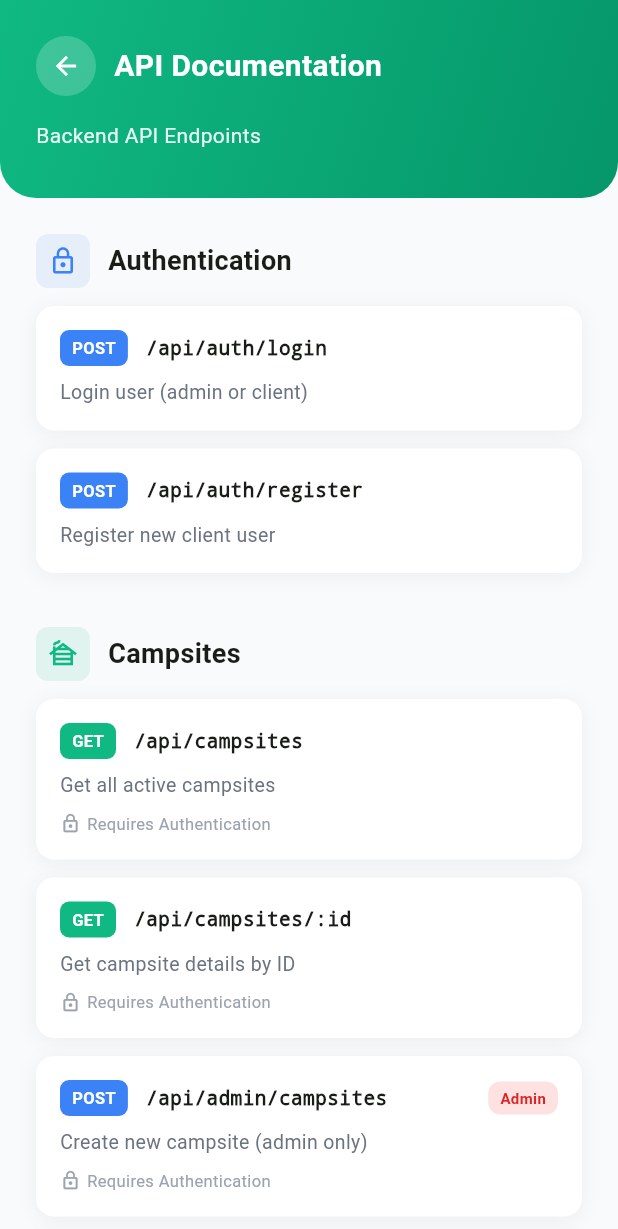
After one commit to RaihanDaiva/UAS-PEMOB, a Flutter app: the ApiDocumentation screen opened directly, on a phone screen of 412 x 824 dp. The commit adds this screen. Shown: the top 1229 px of the screen. Run offline on Flutter 3.47's test engine with Material 3 defaults, Android fonts, the light colour scheme and no system bars; our stand-ins replace shared_preferences; accounts and stored records are empty.

Commit message:
api documentation

```diff
--- /dev/null
+++ b/camping_app/lib/page/client/api_documentation.dart
@@ -0,0 +1,599 @@
+import 'package:flutter/material.dart';
+import 'package:flutter/services.dart';
+
+class ApiDocumentation extends StatelessWidget {
+  final VoidCallback onBack;
+
+  const ApiDocumentation({Key? key, required this.onBack}) : super(key: key);
+
+  @override
+  Widget build(BuildContext context) {
+    return Scaffold(
+      backgroundColor: const Color(0xFFF9FAFB),
+      body: Column(
+        children: [
+          // Header
+          Container(
+            decoration: const BoxDecoration(
+              gradient: LinearGradient(
+                begin: Alignment.topLeft,
+                end: Alignment.bottomRight,
+                colors: [Color(0xFF10B981), Color(0xFF059669)],
+              ),
+              borderRadius: BorderRadius.only(
+                bottomLeft: Radius.circular(24),
+                bottomRight: Radius.circular(24),
+              ),
+            ),
+            child: SafeArea(
+              child: Padding(
+                padding: const EdgeInsets.fromLTRB(24, 24, 24, 32),
+                child: Column(
+                  crossAxisAlignment: CrossAxisAlignment.start,
+                  children: [
+                    Row(
+                      children: [
+                        Container(
+                          width: 40,
+                          height: 40,
+                          decoration: BoxDecoration(
+                            color: Colors.white.withOpacity(0.2),
+                            borderRadius: BorderRadius.circular(20),
+                          ),
+                          child: IconButton(
+                            icon: const Icon(
+                              Icons.arrow_back,
+                              color: Colors.white,
+                              size: 20,
+                            ),
+                            onPressed: onBack,
+                            padding: EdgeInsets.zero,
+                          ),
+                        ),
+                        const SizedBox(width: 12),
+                        const Text(
+                          'API Documentation',
+                          style: TextStyle(
+                            fontSize: 20,
+                            color: Colors.white,
+                            fontWeight: FontWeight.bold,
+                          ),
+                        ),
+                      ],
+                    ),
+                    const SizedBox(height: 16),
+                    Text(
+                      'Backend API Endpoints',
+                      style: TextStyle(
+                        fontSize: 14,
+                        color: Colors.white.withOpacity(0.9),
+                      ),
+                    ),
+                  ],
+                ),
+              ),
+            ),
+          ),
+
+          // API List
+          Expanded(
+            child: SingleChildScrollView(
+              padding: const EdgeInsets.all(24),
+              child: Column(
+                crossAxisAlignment: CrossAxisAlignment.start,
+                children: [
+                  // Authentication APIs
+                  _buildApiSection(
+                    context,
+                    title: 'Authentication',
+                    icon: Icons.lock_outline,
+                    color: const Color(0xFF3B82F6),
+                    endpoints: [
+                      ApiEndpoint(
+                        method: 'POST',
+                        path: '/api/auth/login',
+                        description: 'Login user (admin or client)',
+                        body:
+                            '{"email": "user@example.com", "password": "password"}',
+                      ),
+                      ApiEndpoint(
+                        method: 'POST',
+                        path: '/api/auth/register',
+                        description: 'Register new client user',
+                        body:
+                            '{"email": "...", "password": "...", "full_name": "...", "phone_number": "..."}',
+                      ),
+                    ],
+                  ),
+                  const SizedBox(height: 24),
+
+                  // Campsite APIs
+                  _buildApiSection(
+                    context,
+                    title: 'Campsites',
+                    icon: Icons.cabin_outlined,
+                    color: const Color(0xFF10B981),
+                    endpoints: [
+                      ApiEndpoint(
+                        method: 'GET',
+                        path: '/api/campsites',
+                        description: 'Get all active campsites',
+                        requiresAuth: true,
+                      ),
+                      ApiEndpoint(
+                        method: 'GET',
+                        path: '/api/campsites/:id',
+                        description: 'Get campsite details by ID',
+                        requiresAuth: true,
+                      ),
+                      ApiEndpoint(
+                        method: 'POST',
+                        path: '/api/admin/campsites',
+                        description: 'Create new campsite (admin only)',
+                        requiresAuth: true,
+                        adminOnly: true,
+                      ),
+                      ApiEndpoint(
+                        method: 'PUT',
+                        path: '/api/admin/campsites/:id',
+                        description: 'Update campsite (admin only)',
+                        requiresAuth: true,
+                        adminOnly: true,
+                      ),
+                      ApiEndpoint(
+                        method: 'DELETE',
+                        path: '/api/admin/campsites/:id',
+                        description: 'Delete campsite (admin only)',
+                        requiresAuth: true,
+                        adminOnly: true,
+                      ),
+                    ],
+                  ),
+                  const SizedBox(height: 24),
+
+                  // Booking APIs
+                  _buildApiSection(
+                    context,
+                    title: 'Bookings',
+                    icon: Icons.calendar_today_outlined,
+                    color: const Color(0xFFF59E0B),
+                    endpoints: [
+                      ApiEndpoint(
+                        method: 'POST',
+                        path: '/api/bookings',
+                        description: 'Create new booking',
+                        requiresAuth: true,
+                        body:
+                            '{"campsite_id": 1, "check_in_date": "2024-12-20", "check_out_date": "2024-12-22", ...}',
+                      ),
+                      ApiEndpoint(
+                        method: 'GET',
+                        path: '/api/my-bookings',
+                        description: 'Get current user bookings',
+                        requiresAuth: true,
+                      ),
+                      ApiEndpoint(
+                        method: 'GET',
+                        path: '/api/bookings/:id',
+                        description: 'Get booking details',
+                        requiresAuth: true,
+                      ),
+                      ApiEndpoint(
+                        method: 'GET',
+                        path: '/api/admin/bookings',
+                        description: 'Get all bookings (admin only)',
+                        requiresAuth: true,
+                        adminOnly: true,
+                      ),
+                    ],
+                  ),
+                  const SizedBox(height: 24),
+
+                  // Weather APIs
+                  _buildApiSection(
+                    context,
+                    title: 'Weather',
+                    icon: Icons.wb_sunny_outlined,
+                    color: const Color(0xFF6366F1),
+                    endpoints: [
+                      ApiEndpoint(
+                        method: 'GET',
+                        path: '/api/weather/forecast',
+                        description: 'Get weather forecast for campsite',
+                        requiresAuth: true,
+                        queryParams: 'campsite_id=1&days=8',
+                      ),
+                    ],
+                  ),
+                  const SizedBox(height: 24),
+
+                  // User Management APIs
+                  _buildApiSection(
+                    context,
+                    title: 'User Management',
+                    icon: Icons.people_outline,
+                    color: const Color(0xFFEC4899),
+                    endpoints: [
+                      ApiEndpoint(
+                        method: 'GET',
+                        path: '/api/admin/users/pending',
+                        description: 'Get pending user registrations',
+                        requiresAuth: true,
+                        adminOnly: true,
+                      ),
+                      ApiEndpoint(
+                        method: 'PUT',
+                        path: '/api/admin/users/:id/approve-reject',
+                        description: 'Approve or reject user registration',
+                        requiresAuth: true,
+                        adminOnly: true,
+                        body: '{"action": "approve"}',
+                      ),
+                      ApiEndpoint(
+                        method: 'GET',
+                        path: '/api/admin/users',
+                        description: 'Get all users (admin only)',
+                        requiresAuth: true,
+                        adminOnly: true,
+                      ),
+                    ],
+                  ),
+
+                  const SizedBox(height: 24),
+
+                  // Base URL Info
+                  Container(
+                    padding: const EdgeInsets.all(16),
+                    decoration: BoxDecoration(
+                      color: const Color(0xFFDBEAFE),
+                      border: Border.all(color: const Color(0xFF93C5FD)),
+                      borderRadius: BorderRadius.circular(12),
+                    ),
+                    child: Column(
+                      crossAxisAlignment: CrossAxisAlignment.start,
+                      children: [
+                        Row(
+                          children: const [
+                            Icon(
+                              Icons.info_outline,
+                              color: Color(0xFF3B82F6),
+                              size: 20,
+                            ),
+                            SizedBox(width: 8),
+                            Text(
+                              'Base URL',
+                              style: TextStyle(
+                                fontSize: 14,
+                                fontWeight: FontWeight.bold,
+                                color: Color(0xFF1E40AF),
+                              ),
+                            ),
+                          ],
+                        ),
+                        const SizedBox(height: 8),
+                        const Text(
+                          'http://localhost:5000',
+                          style: TextStyle(
+                            fontSize: 12,
+                            color: Color(0xFF1E40AF),
+                            fontFamily: 'monospace',
+                          ),
+                        ),
+                        const SizedBox(height: 4),
+                        Text(
+                          'For Android Emulator: http://10.0.2.2:5000',
+                          style: TextStyle(
+                            fontSize: 11,
+                            color: const Color(0xFF1E40AF).withOpacity(0.8),
+                          ),
+                        ),
+                      ],
+                    ),
+                  ),
+                ],
+              ),
+            ),
+          ),
+        ],
+      ),
+    );
+  }
+
+  Widget _buildApiSection(
+    BuildContext context, {
+    required String title,
+    required IconData icon,
+    required Color color,
+    required List<ApiEndpoint> endpoints,
+  }) {
+    return Column(
+      crossAxisAlignment: CrossAxisAlignment.start,
+      children: [
+        Row(
+          children: [
+            Container(
+              padding: const EdgeInsets.all(8),
+              decoration: BoxDecoration(
+                color: color.withOpacity(0.1),
+                borderRadius: BorderRadius.circular(8),
+              ),
+              child: Icon(icon, color: color, size: 20),
+            ),
+            const SizedBox(width: 12),
+            Text(
+              title,
+              style: const TextStyle(fontSize: 18, fontWeight: FontWeight.bold),
+            ),
+          ],
+        ),
+        const SizedBox(height: 12),
+        ...endpoints.map((endpoint) => _buildEndpointCard(context, endpoint)),
+      ],
+    );
+  }
+
+  Widget _buildEndpointCard(BuildContext context, ApiEndpoint endpoint) {
+    return Container(
+      margin: const EdgeInsets.only(bottom: 12),
+      decoration: BoxDecoration(
+        color: Colors.white,
+        borderRadius: BorderRadius.circular(12),
+        boxShadow: [
+          BoxShadow(
+            color: Colors.black.withOpacity(0.05),
+            blurRadius: 10,
+            offset: const Offset(0, 2),
+          ),
+        ],
+      ),
+      child: Material(
+        color: Colors.transparent,
+        child: InkWell(
+          onTap: () => _showEndpointDetails(context, endpoint),
+          borderRadius: BorderRadius.circular(12),
+          child: Padding(
+            padding: const EdgeInsets.all(16),
+            child: Column(
+              crossAxisAlignment: CrossAxisAlignment.start,
+              children: [
+                Row(
+                  children: [
+                    _buildMethodBadge(endpoint.method),
+                    const SizedBox(width: 12),
+                    Expanded(
+                      child: Text(
+                        endpoint.path,
+                        style: const TextStyle(
+                          fontSize: 13,
+                          fontFamily: 'monospace',
+                          fontWeight: FontWeight.w600,
+                        ),
+                      ),
+                    ),
+                    if (endpoint.adminOnly)
+                      Container(
+                        padding: const EdgeInsets.symmetric(
+                          horizontal: 8,
+                          vertical: 4,
+                        ),
+                        decoration: BoxDecoration(
+                          color: const Color(0xFFFEE2E2),
+                          borderRadius: BorderRadius.circular(8),
+                        ),
+                        child: const Text(
+                          'Admin',
+                          style: TextStyle(
+                            fontSize: 10,
+                            color: Color(0xFFDC2626),
+                            fontWeight: FontWeight.w600,
+                          ),
+                        ),
+                      ),
+                  ],
+                ),
+                const SizedBox(height: 8),
+                Text(
+                  endpoint.description,
+                  style: const TextStyle(
+                    fontSize: 13,
+                    color: Color(0xFF6B7280),
+                  ),
+                ),
+                if (endpoint.requiresAuth) ...[
+                  const SizedBox(height: 8),
+                  Row(
+                    children: const [
+                      Icon(
+                        Icons.lock_outline,
+                        size: 14,
+                        color: Color(0xFF9CA3AF),
+                      ),
+                      SizedBox(width: 4),
+                      Text(
+                        'Requires Authentication',
+                        style: TextStyle(
+                          fontSize: 11,
+                          color: Color(0xFF9CA3AF),
+                        ),
+                      ),
+                    ],
+                  ),
+                ],
+              ],
+            ),
+          ),
+        ),
+      ),
+    );
+  }
+
+  Widget _buildMethodBadge(String method) {
+    Color color;
+    switch (method) {
+      case 'GET':
+        color = const Color(0xFF10B981);
+        break;
+      case 'POST':
+        color = const Color(0xFF3B82F6);
+        break;
+      case 'PUT':
+        color = const Color(0xFFF59E0B);
+        break;
+      case 'DELETE':
+        color = const Color(0xFFDC2626);
+        break;
+      default:
+        color = const Color(0xFF6B7280);
+    }
+
+    return Container(
+      padding: const EdgeInsets.symmetric(horizontal: 8, vertical: 4),
+      decoration: BoxDecoration(
+        color: color,
+        borderRadius: BorderRadius.circular(6),
+      ),
+      child: Text(
+        method,
+        style: const TextStyle(
+          fontSize: 11,
+          fontWeight: FontWeight.bold,
+          color: Colors.white,
+        ),
+      ),
+    );
+  }
+
+  void _showEndpointDetails(BuildContext context, ApiEndpoint endpoint) {
+    showModalBottomSheet(
+      context: context,
+      isScrollControlled: true,
+      backgroundColor: Colors.transparent,
+      builder: (context) => Container(
+        decoration: const BoxDecoration(
+          color: Colors.white,
+          borderRadius: BorderRadius.only(
+            topLeft: Radius.circular(24),
+            topRight: Radius.circular(24),
+          ),
+        ),
+        padding: const EdgeInsets.all(24),
+        child: Column(
+          mainAxisSize: MainAxisSize.min,
+          crossAxisAlignment: CrossAxisAlignment.start,
+          children: [
+            Row(
+              children: [
+                _buildMethodBadge(endpoint.method),
+                const SizedBox(width: 12),
+                Expanded(
+                  child: Text(
+                    endpoint.path,
+                    style: const TextStyle(
+                      fontSize: 16,
+                      fontWeight: FontWeight.bold,
+                      fontFamily: 'monospace',
+                    ),
+                  ),
+                ),
+                IconButton(
+                  onPressed: () {
+                    Clipboard.setData(ClipboardData(text: endpoint.path));
+                    ScaffoldMessenger.of(context).showSnackBar(
+                      const SnackBar(
+                        content: Text('Endpoint copied to clipboard'),
+                        duration: Duration(seconds: 2),
+                      ),
+                    );
+                  },
+                  icon: const Icon(Icons.copy, size: 20),
+                ),
+              ],
+            ),
+            const SizedBox(height: 16),
+            Text(
+              endpoint.description,
+              style: const TextStyle(fontSize: 14, color: Color(0xFF6B7280)),
+            ),
+            if (endpoint.queryParams != null) ...[
+              const SizedBox(height: 16),
+              const Text(
+                'Query Parameters',
+                style: TextStyle(fontSize: 13, fontWeight: FontWeight.bold),
+              ),
+              const SizedBox(height: 8),
+              Container(
+                width: double.infinity,
+                padding: const EdgeInsets.all(12),
+                decoration: BoxDecoration(
+                  color: const Color(0xFFF9FAFB),
+                  borderRadius: BorderRadius.circular(8),
+                  border: Border.all(color: const Color(0xFFE5E7EB)),
+                ),
+                child: Text(
+                  endpoint.queryParams!,
+                  style: const TextStyle(fontSize: 12, fontFamily: 'monospace'),
+                ),
+              ),
+            ],
+            if (endpoint.body != null) ...[
+              const SizedBox(height: 16),
+              const Text(
+                'Request Body',
+                style: TextStyle(fontSize: 13, fontWeight: FontWeight.bold),
+              ),
+              const SizedBox(height: 8),
+              Container(
+                width: double.infinity,
+                padding: const EdgeInsets.all(12),
+                decoration: BoxDecoration(
+                  color: const Color(0xFFF9FAFB),
+                  borderRadius: BorderRadius.circular(8),
+                  border: Border.all(color: const Color(0xFFE5E7EB)),
+                ),
+                child: Text(
+                  endpoint.body!,
+                  style: const TextStyle(fontSize: 12, fontFamily: 'monospace'),
+                ),
+              ),
+            ],
+            const SizedBox(height: 24),
+            SizedBox(
+              width: double.infinity,
+              child: ElevatedButton(
+                onPressed: () => Navigator.pop(context),
+                style: ElevatedButton.styleFrom(
+                  backgroundColor: const Color(0xFF10B981),
+                  padding: const EdgeInsets.symmetric(vertical: 12),
+                  shape: RoundedRectangleBorder(
+                    borderRadius: BorderRadius.circular(12),
+                  ),
+                ),
+                child: const Text('Close'),
+              ),
+            ),
+          ],
+        ),
+      ),
+    );
+  }
+}
+
+class ApiEndpoint {
+  final String method;
+  final String path;
+  final String description;
+  final bool requiresAuth;
+  final bool adminOnly;
+  final String? body;
+  final String? queryParams;
+
+  ApiEndpoint({
+    required this.method,
+    required this.path,
+    required this.description,
+    this.requiresAuth = false,
+    this.adminOnly = false,
+    this.body,
+    this.queryParams,
+  });
+}
```
Also changed, not shown: camping_app/lib/page/client/client_profile.dart (+16 -5 lines), camping_app/lib/page/client/weather_forecast.dart (+62 -24 lines), 1 other file.
